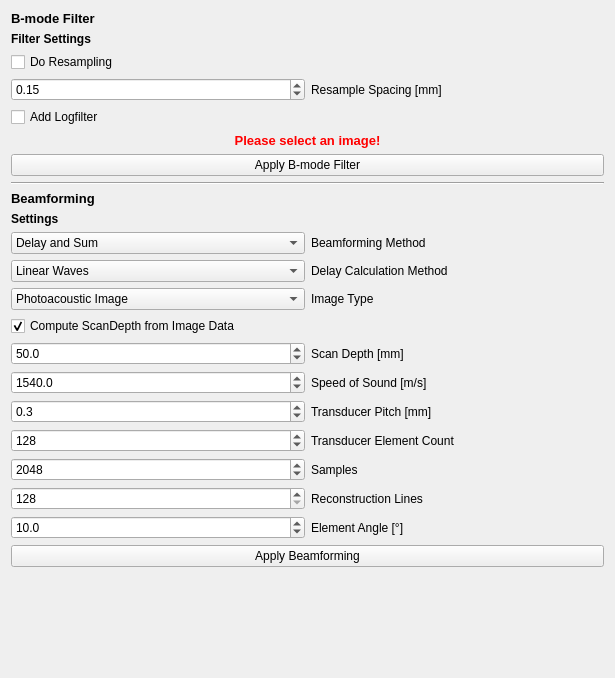
Qt form Plugins/org.mitk.gui.qt.photoacoustics.imageprocessing/src/internal/PAImageProcessingControls.ui (MITK/MITK) before a commit.
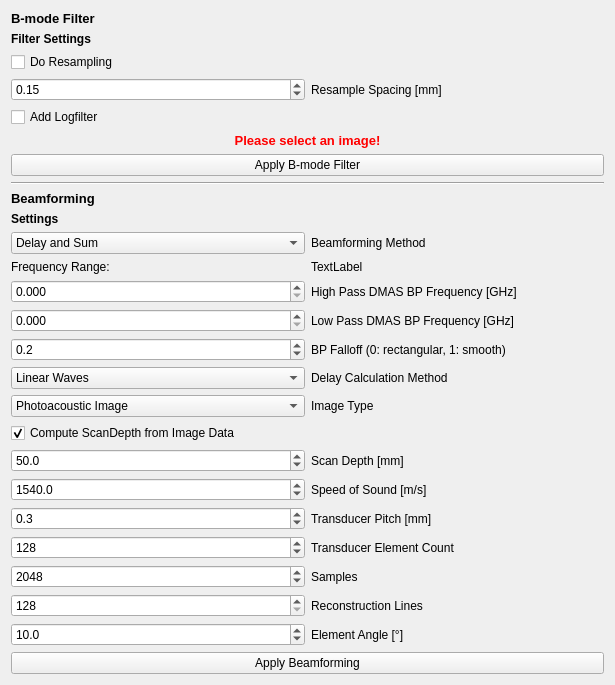
The same form after that commit.

Commit message: T22228 -can configure BP for DMAS through GUI now -nicer code

Patch:
```diff
--- a/Plugins/org.mitk.gui.qt.photoacoustics.imageprocessing/src/internal/PAImageProcessingControls.ui
+++ b/Plugins/org.mitk.gui.qt.photoacoustics.imageprocessing/src/internal/PAImageProcessingControls.ui
@@ -130,21 +130,21 @@
        </item>
        <item>
         <layout class="QGridLayout" name="gridLayout">
-         <item row="6" column="1">
+         <item row="12" column="1">
           <widget class="QLabel" name="label_2">
            <property name="text">
             <string>Speed of Sound [m/s]</string>
            </property>
           </widget>
          </item>
-         <item row="5" column="1">
+         <item row="11" column="1">
           <widget class="QLabel" name="label">
            <property name="text">
             <string>Scan Depth [mm]</string>
            </property>
           </widget>
          </item>
-         <item row="7" column="0">
+         <item row="13" column="0">
           <widget class="QDoubleSpinBox" name="Pitch">
            <property name="decimals">
             <number>1</number>
@@ -163,7 +163,7 @@
            </property>
           </widget>
          </item>
-         <item row="6" column="0">
+         <item row="12" column="0">
           <widget class="QDoubleSpinBox" name="SpeedOfSound">
            <property name="decimals">
             <number>1</number>
@@ -189,14 +189,14 @@
            </property>
           </widget>
          </item>
-         <item row="8" column="1">
+         <item row="14" column="1">
           <widget class="QLabel" name="label_5">
            <property name="text">
             <string>Transducer Element Count</string>
            </property>
           </widget>
          </item>
-         <item row="5" column="0">
+         <item row="11" column="0">
           <widget class="QDoubleSpinBox" name="ScanDepth">
            <property name="decimals">
             <number>1</number>
@@ -223,14 +223,14 @@
            </item>
           </widget>
          </item>
-         <item row="7" column="1">
+         <item row="13" column="1">
           <widget class="QLabel" name="label_3">
            <property name="text">
             <string>Transducer Pitch [mm]</string>
            </property>
           </widget>
          </item>
-         <item row="8" column="0">
+         <item row="14" column="0">
           <widget class="QSpinBox" name="ElementCount">
            <property name="minimum">
             <number>1</number>
@@ -246,7 +246,7 @@
            </property>
           </widget>
          </item>
-         <item row="9" column="0">
+         <item row="15" column="0">
           <widget class="QSpinBox" name="Samples">
            <property name="minimum">
             <number>256</number>
@@ -262,7 +262,7 @@
            </property>
           </widget>
          </item>
-         <item row="10" column="0">
+         <item row="16" column="0">
           <widget class="QSpinBox" name="Lines">
            <property name="minimum">
             <number>128</number>
@@ -278,21 +278,21 @@
            </property>
           </widget>
          </item>
-         <item row="9" column="1">
+         <item row="15" column="1">
           <widget class="QLabel" name="label_6">
            <property name="text">
             <string>Samples</string>
            </property>
           </widget>
          </item>
-         <item row="10" column="1">
+         <item row="16" column="1">
           <widget class="QLabel" name="label_7">
            <property name="text">
             <string>Reconstruction Lines</string>
            </property>
           </widget>
          </item>
-         <item row="2" column="0">
+         <item row="6" column="0">
           <widget class="QComboBox" name="DelayCalculation">
            <item>
             <property name="text">
@@ -311,14 +311,14 @@
            </item>
           </widget>
          </item>
-         <item row="2" column="1">
+         <item row="6" column="1">
           <widget class="QLabel" name="label_8">
            <property name="text">
             <string>Delay Calculation Method</string>
            </property>
           </widget>
          </item>
-         <item row="11" column="0">
+         <item row="17" column="0">
           <widget class="QDoubleSpinBox" name="Angle">
            <property name="decimals">
             <number>1</number>
@@ -331,7 +331,7 @@
            </property>
           </widget>
          </item>
-         <item row="4" column="0">
+         <item row="10" column="0">
           <widget class="QCheckBox" name="UseImageSpacing">
            <property name="text">
             <string>Compute ScanDepth from Image Data</string>
@@ -341,14 +341,14 @@
            </property>
           </widget>
          </item>
-         <item row="11" column="1">
+         <item row="17" column="1">
           <widget class="QLabel" name="label_9">
            <property name="text">
             <string>Element Angle [°]</string>
            </property>
           </widget>
          </item>
-         <item row="3" column="0">
+         <item row="7" column="0">
           <widget class="QComboBox" name="ImageType">
            <item>
             <property name="text">
@@ -362,13 +362,78 @@
            </item>
           </widget>
          </item>
-         <item row="3" column="1">
+         <item row="7" column="1">
           <widget class="QLabel" name="label_10">
            <property name="text">
             <string>Image Type</string>
            </property>
           </widget>
          </item>
+         <item row="5" column="0">
+          <widget class="QDoubleSpinBox" name="BPFalloff">
+           <property name="decimals">
+            <number>1</number>
+           </property>
+           <property name="maximum">
+            <double>1.000000000000000</double>
+           </property>
+           <property name="singleStep">
+            <double>0.100000000000000</double>
+           </property>
+           <property name="value">
+            <double>0.200000000000000</double>
+           </property>
+          </widget>
+         </item>
+         <item row="3" column="0">
+          <widget class="QDoubleSpinBox" name="BPhigh">
+           <property name="decimals">
+            <number>3</number>
+           </property>
+          </widget>
+         </item>
+         <item row="4" column="0">
+          <widget class="QDoubleSpinBox" name="BPlow">
+           <property name="decimals">
+            <number>3</number>
+           </property>
+          </widget>
+         </item>
+         <item row="3" column="1">
+          <widget class="QLabel" name="BPHighLabel">
+           <property name="text">
+            <string>High Pass DMAS BP Frequency [GHz]</string>
+           </property>
+          </widget>
+         </item>
+         <item row="5" column="1">
+          <widget class="QLabel" name="label_13">
+           <property name="text">
+            <string>BP Falloff (0: rectangular, 1: smooth)</string>
+           </property>
+          </widget>
+         </item>
+         <item row="4" column="1">
+          <widget class="QLabel" name="BPLowLabel">
+           <property name="text">
+            <string>Low Pass DMAS BP Frequency [GHz]</string>
+           </property>
+          </widget>
+         </item>
+         <item row="2" column="0">
+          <widget class="QLabel" name="label_11">
+           <property name="text">
+            <string>Frequency Range:</string>
+           </property>
+          </widget>
+         </item>
+         <item row="2" column="1">
+          <widget class="QLabel" name="BPInfoDisplay">
+           <property name="text">
+            <string>TextLabel</string>
+           </property>
+          </widget>
+         </item>
         </layout>
        </item>
        <item>
```
The commit also changes 7 other files.
